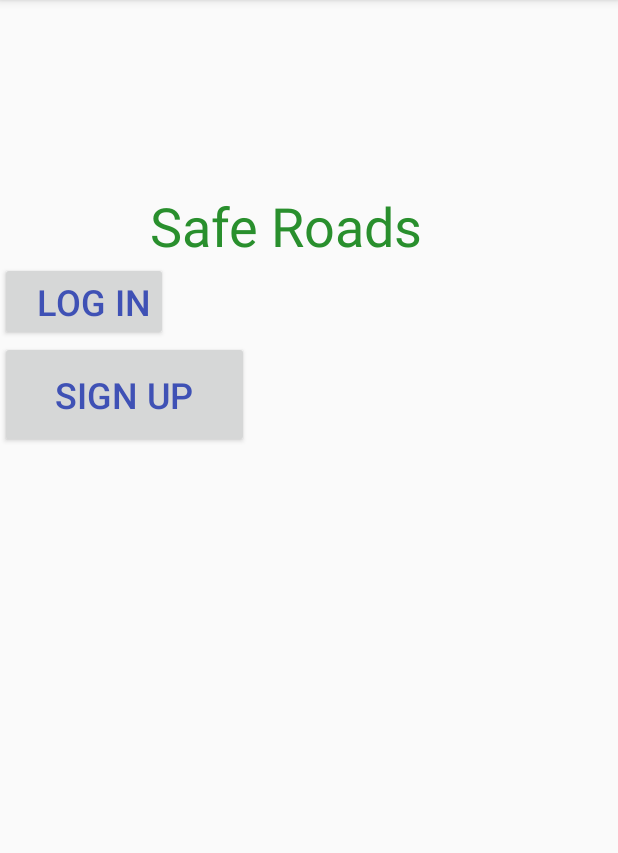
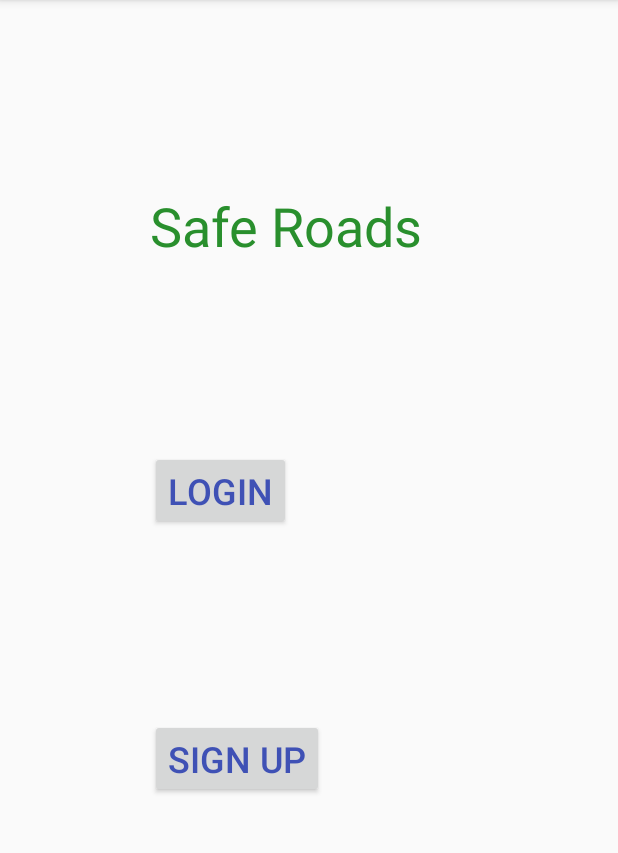
Before and after one commit to alaayouni/alaaAoc20191, an Android app: the SafeRoudActivity screen opened directly, with no data from a screen before it, on a phone screen of 412 x 824 dp, the part 84-937 px from its top. Run offline under Robolectric (Android 15) with nearby library versions, the phone set to English and light mode, and no system bars.

```diff
--- a/app/src/main/java/y2019/aoc/alaa/alaaaoc2019/WelcomeActivity.java
+++ b/app/src/main/java/y2019/aoc/alaa/alaaaoc2019/WelcomeActivity.java
@@ -23,7 +23,7 @@ public class WelcomeActivity extends AppCompatActivity  implements View.OnClickL
     @Override
     public void onClick(View v) {
 
-        Intent i = new Intent(this, MainActivity.class);
+        Intent i = new Intent(this, SafeRoudActivity.class);
         startActivity(i);
     }
 }
--- a/app/src/main/res/layout/activity_safe_roud.xml
+++ b/app/src/main/res/layout/activity_safe_roud.xml
@@ -29,22 +29,33 @@
             android:id="@+id/buttonLogIn"
             android:layout_width="wrap_content"
             android:layout_height="wrap_content"
-            android:layout_marginEnd="169dp"
-            android:text="  Log In"
+            android:layout_marginEnd="100dp"
+            android:layout_marginStart="100dp"
+            android:layout_marginTop="126dp"
+            android:text="LogIn"
             android:textColor="#3F51B5"
             android:textSize="24sp"
             app:layout_constraintEnd_toEndOf="parent"
-            tools:layout_editor_absoluteY="305dp" />
+            app:layout_constraintStart_toStartOf="parent"
+            app:layout_constraintTop_toTopOf="parent" />
+
+        tools:layout_editor_absoluteY="305dp" />
 
         <Button
             android:id="@+id/buttonSignUp"
-            android:layout_width="166dp"
-            android:layout_height="71dp"
+            android:layout_width="wrap_content"
+            android:layout_height="wrap_content"
+            android:layout_marginEnd="100dp"
+            android:layout_marginStart="100dp"
+            android:layout_marginTop="126dp"
             android:text="Sign Up"
             android:textColor="#3F51B5"
             android:textSize="24sp"
             tools:layout_editor_absoluteX="135dp"
-            tools:layout_editor_absoluteY="394dp" />
+            tools:layout_editor_absoluteY="394dp"
+            app:layout_constraintEnd_toEndOf="parent"
+            app:layout_constraintStart_toStartOf="parent"
+            app:layout_constraintTop_toTopOf="parent"/>
 
     </LinearLayout>
 
```
Also changed, not shown: app/src/main/java/y2019/aoc/alaa/alaaaoc2019/MainActivity.java (+25 -8 lines), app/src/main/res/menu/my_menu.xml (+7 -3 lines), app/src/main/java/y2019/aoc/alaa/alaaaoc2019/SafeRoudActivity.java (line endings or trailing spaces), app/src/main/res/layout/activity_welcome.xml (line endings or trailing spaces).
